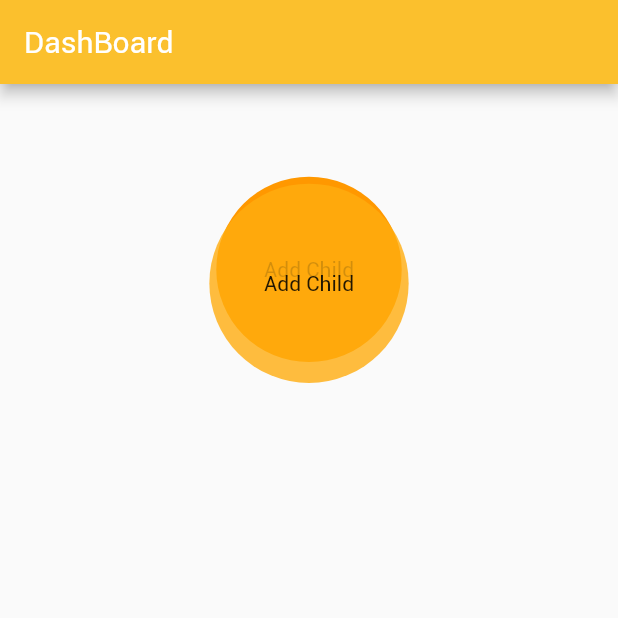
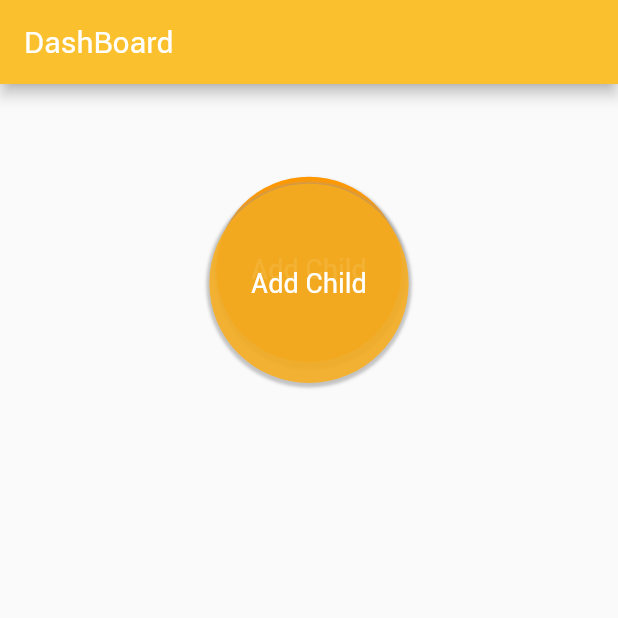
Before and after one commit to bgwissam/timed_feeder, a Flutter app: the HomeScreen screen opened directly, after a tap on "Add Child", on a phone screen of 412 x 824 dp, the top half of it. Run offline on Flutter 3.47's test engine with Material 2 defaults, Android fonts, the phone set to English and light mode, and no system bars; our stand-ins replace bloc, email_validator, equatable, firebase_auth, firebase_core, flutter_bloc and 2 more; accounts and stored records are empty.

Commit message:
fixed ripple animation styel

```diff
--- a/lib/presentation/screens/home_screen.dart
+++ b/lib/presentation/screens/home_screen.dart
@@ -24,7 +24,7 @@ class _HomeScreenState extends State<HomeScreen> {
     return SingleChildScrollView(
       child: Column(
         mainAxisAlignment: MainAxisAlignment.center,
-        children: [
+        children: const [
           //A button to add a child
           Center(
             child: RippleButton(
--- a/lib/presentation/widgets/ripple_animation.dart
+++ b/lib/presentation/widgets/ripple_animation.dart
@@ -1,4 +1,5 @@
 import 'package:flutter/material.dart';
+import 'package:timed_feeder/fixed/text_styles.dart';
 
 class RippleAnimation extends StatefulWidget {
   const RippleAnimation(this.endedCallBack, {Key? key, this.size, this.name})
@@ -51,11 +52,19 @@ class _RippleAnimationState extends State<RippleAnimation>
         builder: (context, child) {
           return Center(
             child: Container(
-              child: Center(child: Text(widget.name!)),
+              child: Center(child: Text(widget.name!, style: textStyle2)),
               width: _scale.value * (_size.width * widget.size!),
               height: _scale.value * (_size.height * widget.size!),
-              decoration:
-                  BoxDecoration(shape: BoxShape.circle, color: _color.value),
+              decoration: BoxDecoration(
+                  shape: BoxShape.circle,
+                  color: _color.value,
+                  boxShadow: [
+                    BoxShadow(
+                        color: Colors.grey.withOpacity(0.6),
+                        spreadRadius: 2,
+                        blurRadius: 1,
+                        offset: Offset(0, 1))
+                  ]),
             ),
           );
         });
--- a/lib/presentation/widgets/ripple_button.dart
+++ b/lib/presentation/widgets/ripple_button.dart
@@ -1,6 +1,7 @@
 import 'dart:async';
 
 import 'package:flutter/material.dart';
+import 'package:timed_feeder/fixed/text_styles.dart';
 import 'package:timed_feeder/presentation/widgets/ripple_animation.dart';
 
 class RippleButton extends StatefulWidget {
@@ -65,6 +66,7 @@ class _RippleButtonState extends State<RippleButton> {
                   () => setState(() {
                         _pressed = false;
                         _anims = [];
+                        //Add code here to navigate to a new page
                       }));
               _runRipple();
             },
@@ -77,9 +79,21 @@ class _RippleButtonState extends State<RippleButton> {
             child: Container(
               width: (_size.width * widget.size!),
               height: (_size.height * widget.size!),
-              decoration: const BoxDecoration(
-                  shape: BoxShape.circle, color: Colors.orange),
-              child: Center(child: Text(widget.name!)),
+              decoration: BoxDecoration(
+                  shape: BoxShape.circle,
+                  color: Colors.orange,
+                  boxShadow: [
+                    BoxShadow(
+                        color: Colors.grey.withOpacity(0.6),
+                        spreadRadius: 2,
+                        blurRadius: 1,
+                        offset: Offset(1, 3))
+                  ]),
+              child: Center(
+                  child: Text(
+                widget.name!,
+                style: textStyle2,
+              )),
             ),
           ),
         ),
```
